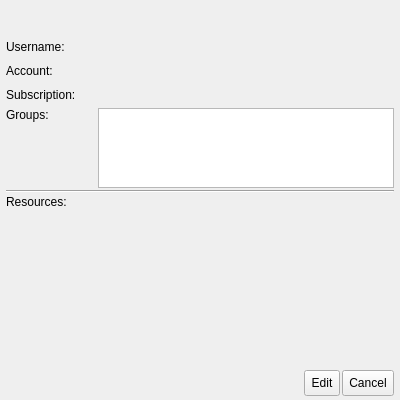
First picture: the form in share/skins/default/contactinfo.ui, repository itds-consulting/yate, before the edit.
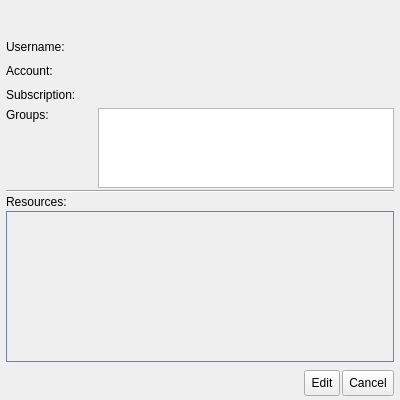
Second picture: the form after the edit. Icons and pictures are not drawn.

Commit message: Added resource list widget frame in contact info.

```diff
--- a/share/skins/default/contactinfo.ui
+++ b/share/skins/default/contactinfo.ui
@@ -385,6 +385,11 @@
        <verstretch>0</verstretch>
       </sizepolicy>
      </property>
+     <property name="styleSheet" >
+      <string>QFrame#frame_resources {
+  border: 1px solid #717fa0;
+}</string>
+     </property>
      <property name="_yate_uiwidget" stdset="0" >
       <bool>true</bool>
      </property>
```
